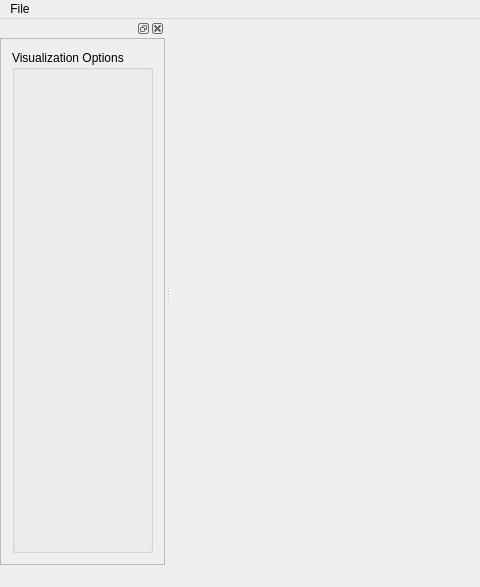
Before: the Qt Designer form Application/LotsOfLinesApp/LotsOfLinesApp/LotsOfLinesApp.ui in DarthCoder117/Lots-of-Lines, drawn with Qt 5; both pictures show x 0 to 480 and y 0 to 587 of the 1095 by 587 pixel window.
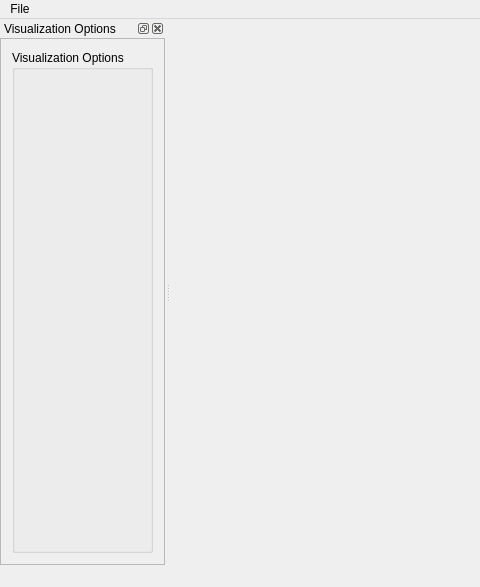
After: the same form once the commit is applied.

Commit message: Removing GLFW dependency and integrating rendering system to Qt window.

Diff of the .ui file:
```diff
--- a/Application/LotsOfLinesApp/LotsOfLinesApp/LotsOfLinesApp.ui
+++ b/Application/LotsOfLinesApp/LotsOfLinesApp/LotsOfLinesApp.ui
@@ -33,6 +33,9 @@
   </widget>
   <widget class="QStatusBar" name="statusBar"/>
   <widget class="QDockWidget" name="sidebarDockWidget">
+   <property name="windowTitle">
+    <string>Visualization Options</string>
+   </property>
    <attribute name="dockWidgetArea">
     <number>1</number>
    </attribute>
```
Left out of the diff: 19 changed lines with no effect on the pictures. The commit also changes 28 other files.
